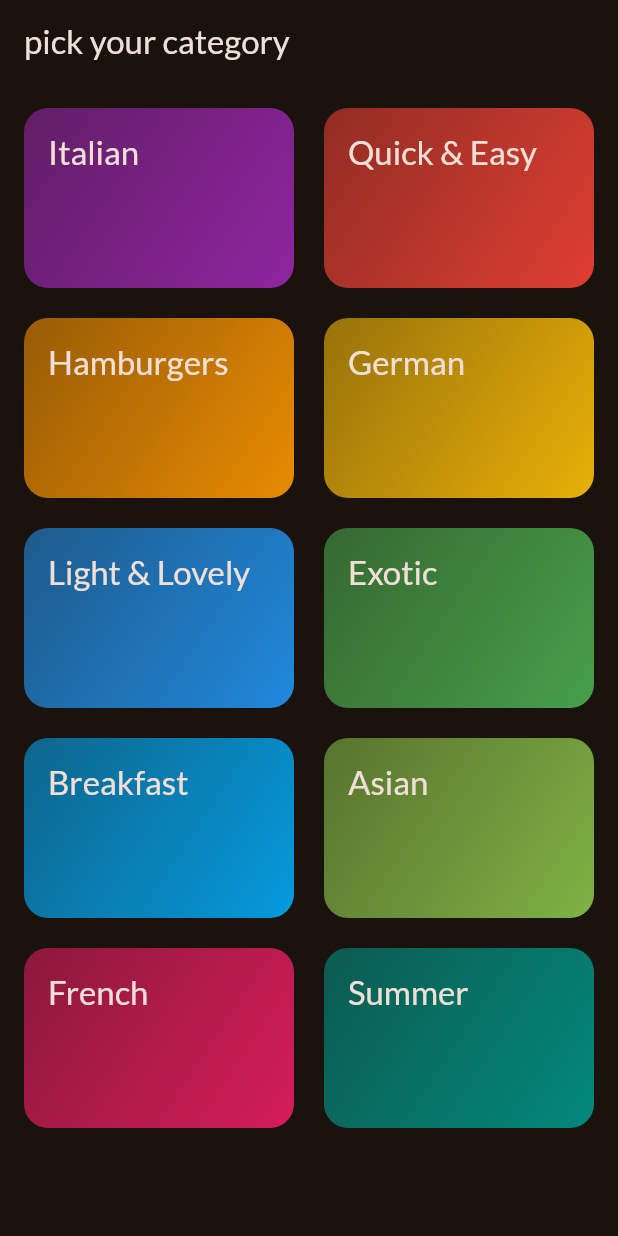
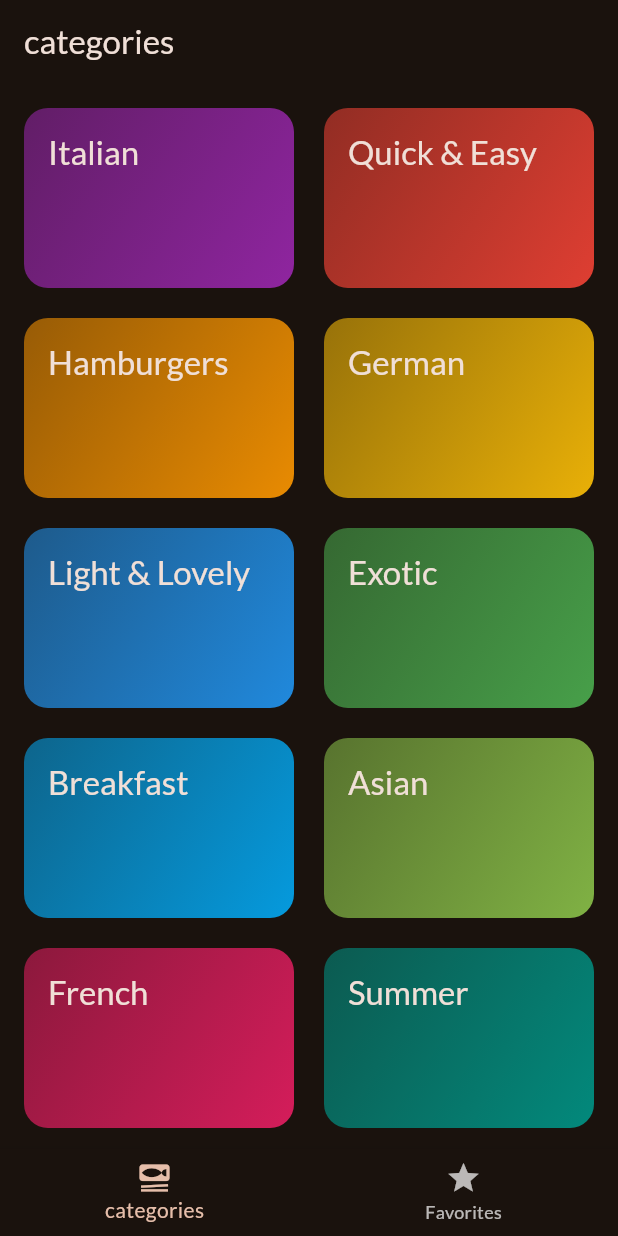
Before and after one commit to Sriansh-Tripathy/Meals-app, a Flutter app: the screen it shows after launch, on a phone screen of 412 x 824 dp. Run offline on Flutter 3.47's test engine with Material 3 defaults, Android fonts, the phone set to English and light mode, and no system bars; our stand-ins replace google_fonts, transparent_image.

```diff
--- a/lib/main.dart
+++ b/lib/main.dart
@@ -1,10 +1,12 @@
 import 'package:flutter/material.dart';
 
 import 'package:google_fonts/google_fonts.dart';
-import 'package:meals/data/dummy_data.dart';
 import 'package:meals/screens/categories.dart';
+//import 'package:meals/data/dummy_data.dart';
 //import 'package:meals/screens/categories.dart';
-import 'package:meals/screens/meals.dart';
+//import 'package:meals/screens/categories.dart';
+//import 'package:meals/screens/meals.dart';
+import 'package:meals/screens/tabs.dart';
 
 final theme = ThemeData(
   useMaterial3: true,
@@ -24,6 +26,6 @@ class App extends StatelessWidget {
 
   @override
   Widget build(BuildContext context) {
-    return MaterialApp(theme: theme, home: CategoriesScreen());
+    return MaterialApp(theme: theme, home: TabsScreen());
   }
 }
--- a/lib/screens/categories.dart
+++ b/lib/screens/categories.dart
@@ -5,7 +5,7 @@ import 'package:meals/screens/meals.dart';
 import 'package:meals/widgets/categor_grid_item.dart';
 
 class CategoriesScreen extends StatelessWidget {
-  CategoriesScreen({super.key});
+  const CategoriesScreen({super.key});
 
   void _selectCategory(BuildContext context, Category category) {
     final filteredMeals = dummyMeals
@@ -23,9 +23,6 @@ class CategoriesScreen extends StatelessWidget {
   @override
   Widget build(BuildContext context) {
     return Scaffold(
-      appBar: AppBar(
-        title: const Text('pick your category'),
-      ),
       body: GridView(
         padding: EdgeInsets.all(16),
         gridDelegate: const SliverGridDelegateWithFixedCrossAxisCount(
--- /dev/null
+++ b/lib/screens/tabs.dart
@@ -0,0 +1,53 @@
+import 'package:flutter/material.dart';
+import 'package:meals/screens/categories.dart';
+import 'package:meals/screens/meals.dart';
+
+class TabsScreen extends StatefulWidget {
+  const TabsScreen({super.key});
+  @override
+  State<StatefulWidget> createState() {
+    // TODO: implement createState
+    return _TabsScreenState();
+  }
+}
+
+class _TabsScreenState extends State<TabsScreen> {
+  int _selectedPageIndex = 0;
+
+  void selectPage(int index) {
+    setState(() {
+      _selectedPageIndex = index;
+    });
+  }
+
+  @override
+  Widget build(BuildContext context) {
+    Widget activePage = const CategoriesScreen();
+    var activePageTitle = 'categories';
+
+    if (_selectedPageIndex == 1) {
+      activePage = MealsScreen(title: 'Favorites', meals: []);
+      activePageTitle = 'Favorites';
+    }
+    return Scaffold(
+      appBar: AppBar(
+        title: Text(activePageTitle),
+      ),
+      body: activePage,
+      bottomNavigationBar: BottomNavigationBar(
+        onTap: selectPage,
+        currentIndex: _selectedPageIndex,
+        items: const [
+          BottomNavigationBarItem(
+            icon: Icon(Icons.set_meal),
+            label: 'categories',
+          ),
+          BottomNavigationBarItem(
+            icon: Icon(Icons.star),
+            label: 'Favorites',
+          ),
+        ],
+      ),
+    );
+  }
+}
```
Also changed, not shown: lib/screens/meal_details.dart (added, +71 -0 lines), lib/screens/meals.dart (+13 -2 lines), lib/widgets/meal-item.dart (+5 -2 lines).
